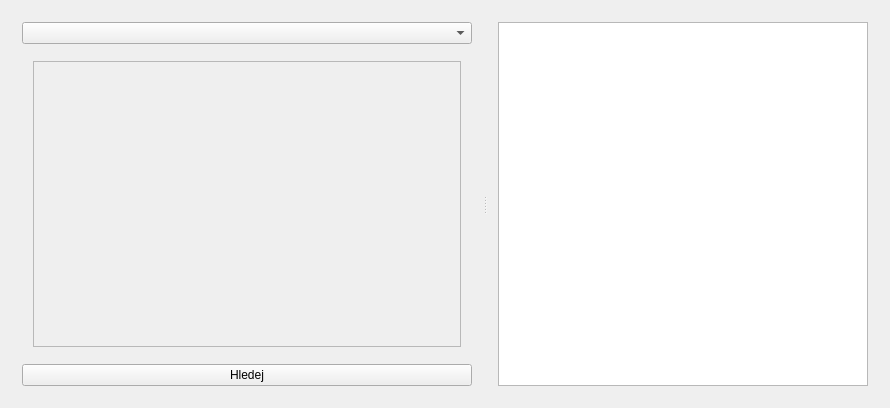
Qt form vfkmainwindow.ui (ctu-geoforall-lab/qgis-vfk-plugin-cpp) before a commit.
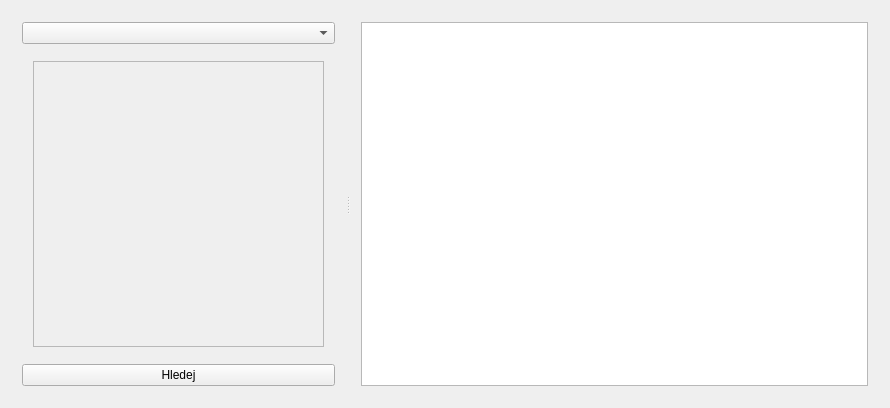
The same form after that commit. The open tabs and pages were chosen to show the change. Icons and pictures are not drawn. Custom widgets are drawn as their Qt base class.

Commit message: ui: stretch (by adding new widget)

Patch:
```diff
--- a/vfkmainwindow.ui
+++ b/vfkmainwindow.ui
@@ -168,8 +168,8 @@
                  <rect>
                   <x>0</x>
                   <y>0</y>
-                  <width>98</width>
-                  <height>28</height>
+                  <width>343</width>
+                  <height>282</height>
                  </rect>
                 </property>
                 <layout class="QGridLayout" name="gridLayout_5">
@@ -272,8 +272,14 @@
         </layout>
        </widget>
       </widget>
-      <widget class="QWidget" name="verticalLayoutWidget">
-       <layout class="QVBoxLayout" name="browserLayout">
+      <widget class="QWidget" name="widget_2" native="true">
+       <property name="sizePolicy">
+        <sizepolicy hsizetype="Preferred" vsizetype="Preferred">
+         <horstretch>5</horstretch>
+         <verstretch>0</verstretch>
+        </sizepolicy>
+       </property>
+       <layout class="QVBoxLayout" name="rightWidgetLayout">
         <item>
          <widget class="VfkTextBrowser" name="vfkBrowser"/>
         </item>
```
Left out of the diff: 9 changed lines with no effect on the pictures. The commit also changes 1 other file.
